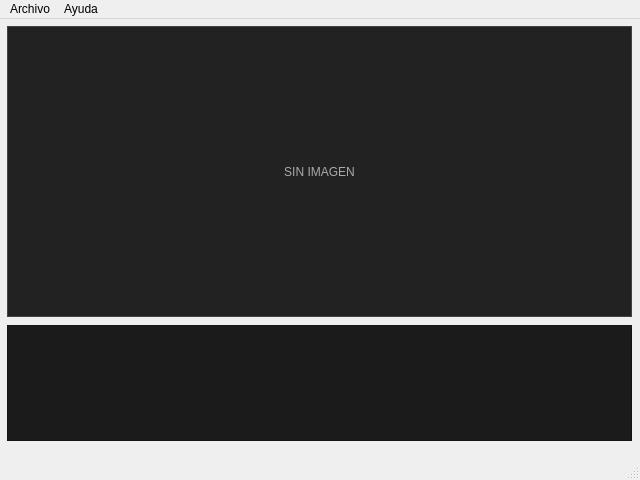
Before: the Qt Designer form Python/GaleriaImagenes/ui/ventana_principal.ui in mario-asenjo/DAM2-DI, drawn with Qt 5.
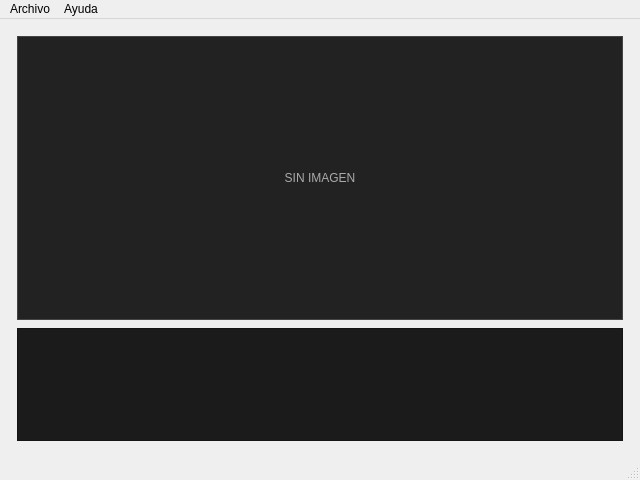
After: the same form once the commit is applied.

```diff
--- a/Python/GaleriaImagenes/ui/ventana_principal.ui
+++ b/Python/GaleriaImagenes/ui/ventana_principal.ui
@@ -14,15 +14,8 @@
    <string>MainWindow</string>
   </property>
   <widget class="QWidget" name="centralwidget">
-   <widget class="QWidget" name="verticalLayoutWidget">
-    <property name="geometry">
-     <rect>
-      <x>-1</x>
-      <y>-1</y>
-      <width>641</width>
-      <height>431</height>
-     </rect>
-    </property>
+   <layout class="QVBoxLayout" name="verticalLayout_2">
+    <item>
     <layout class="QVBoxLayout" name="verticalLayout" stretch="5,2">
      <property name="spacing">
       <number>8</number>
@@ -80,7 +73,8 @@
       </widget>
      </item>
     </layout>
-   </widget>
+    </item>
+   </layout>
   </widget>
   <widget class="QMenuBar" name="menubar">
    <property name="geometry">
```
Left out of the diff: 16 changed lines with no effect on the pictures. Lines whose indentation alone changed are shown as unchanged.
